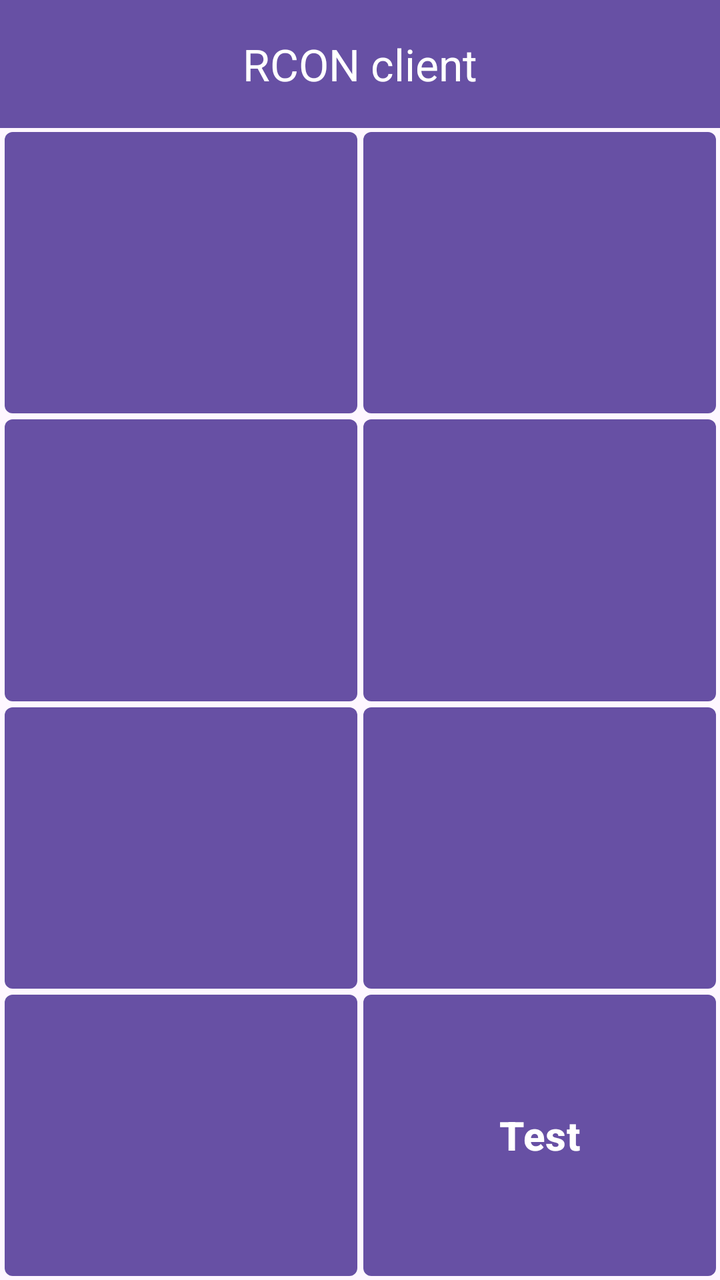
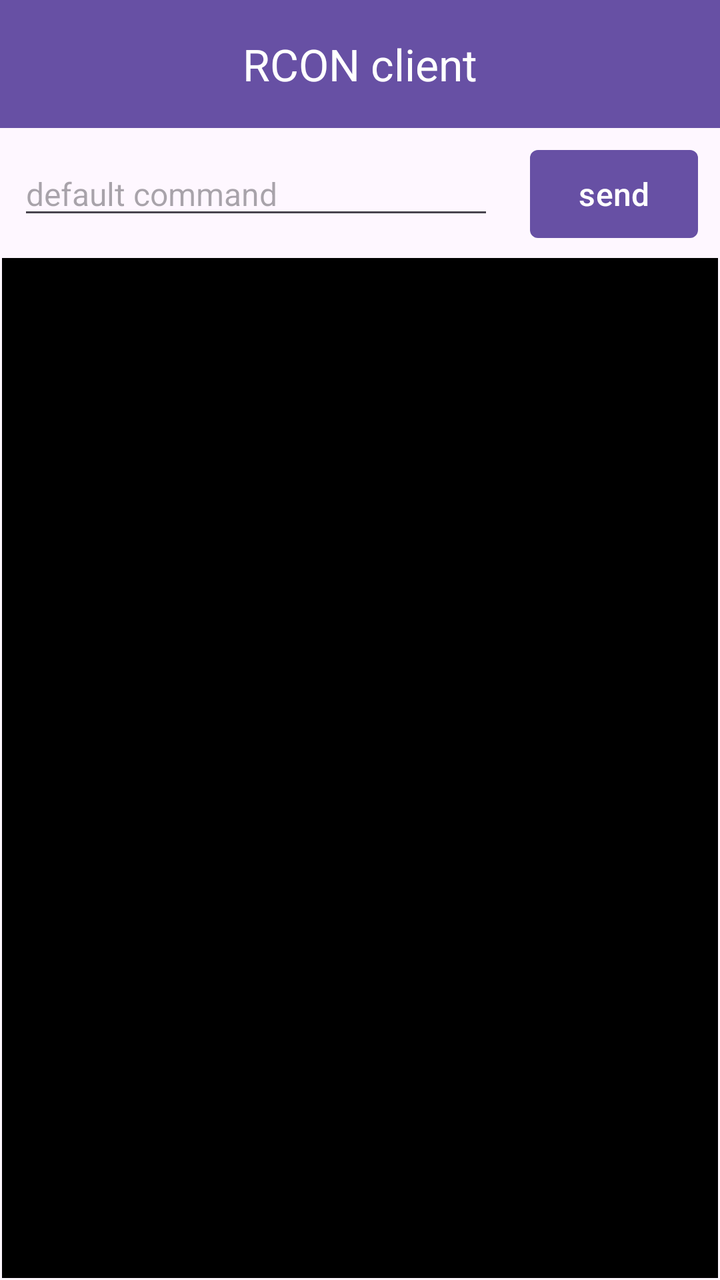

An Android layout rendered at two revisions. The XML below is the earlier revision; the diff shows what the commit changed to produce the second picture.
<!-- AndroidManifest.xml: application theme Theme.RCONGraphicalClient -->
<!-- res/layout/activity_main.xml -->
<?xml version="1.0" encoding="utf-8"?>
<androidx.constraintlayout.widget.ConstraintLayout xmlns:android="http://schemas.android.com/apk/res/android"
    xmlns:app="http://schemas.android.com/apk/res-auto"
    xmlns:tools="http://schemas.android.com/tools"
    android:id="@+id/activityMain"
    android:layout_width="match_parent"
    android:layout_height="match_parent"
    tools:context="MainActivity">

    <com.google.android.material.appbar.MaterialToolbar
        android:id="@+id/toolbar"
        android:layout_width="match_parent"
        android:layout_height="0dp"
        android:background="?attr/colorPrimary"
        android:minHeight="?attr/actionBarSize"
        android:theme="?attr/actionBarTheme"
        app:layout_constraintEnd_toEndOf="parent"
        app:layout_constraintHeight_percent="@fraction/toolbar_height_percent"
        app:layout_constraintStart_toStartOf="parent"
        app:layout_constraintTop_toTopOf="parent"
        app:subtitleCentered="true"
        app:subtitleTextColor="@color/white"
        app:title="@string/app_name" />

    <androidx.constraintlayout.widget.ConstraintLayout
        android:id="@+id/constraintLayoutMainContent"
        android:layout_width="0dp"
        android:layout_height="0dp"
        android:padding="1dp"
        app:layout_constraintBottom_toBottomOf="parent"
        app:layout_constraintEnd_toEndOf="parent"
        app:layout_constraintStart_toStartOf="parent"
        app:layout_constraintTop_toBottomOf="@+id/toolbar">

        <Button
            android:id="@+id/button1"
            android:layout_width="0dp"
            android:layout_height="0dp"
            android:insetLeft="1dp"
            android:insetTop="1dp"
            android:insetRight="1dp"
            android:insetBottom="1dp"
            android:textSize="@dimen/main_screen_button_font_size"
            android:textStyle="bold" />

        <Button
            android:id="@+id/button2"
            android:layout_width="0dp"
            android:layout_height="0dp"
            android:insetLeft="1dp"
            android:insetTop="1dp"
            android:insetRight="1dp"
            android:insetBottom="1dp"
            android:textSize="@dimen/main_screen_button_font_size"
            android:textStyle="bold" />

        <Button
            android:id="@+id/button3"
            android:layout_width="0dp"
            android:layout_height="0dp"
            android:insetLeft="1dp"
            android:insetTop="1dp"
            android:insetRight="1dp"
            android:insetBottom="1dp"
            android:textSize="@dimen/main_screen_button_font_size"
            android:textStyle="bold" />

        <Button
            android:id="@+id/button4"
            android:layout_width="0dp"
            android:layout_height="0dp"
            android:insetLeft="1dp"
            android:insetTop="1dp"
            android:insetRight="1dp"
            android:insetBottom="1dp"
            android:textSize="@dimen/main_screen_button_font_size"
            android:textStyle="bold" />

        <Button
            android:id="@+id/button5"
            android:layout_width="0dp"
            android:layout_height="0dp"
            android:insetLeft="1dp"
            android:insetTop="1dp"
            android:insetRight="1dp"
            android:insetBottom="1dp"
            android:textAlignment="center"
            android:textSize="@dimen/main_screen_button_font_size"
            android:textStyle="bold" />

        <Button
            android:id="@+id/button6"
            android:layout_width="0dp"
            android:layout_height="0dp"
            android:insetLeft="1dp"
            android:insetTop="1dp"
            android:insetRight="1dp"
            android:insetBottom="1dp"
            android:textSize="@dimen/main_screen_button_font_size"
            android:textStyle="bold" />

        <Button
            android:id="@+id/button7"
            android:layout_width="0dp"
            android:layout_height="0dp"
            android:insetLeft="1dp"
            android:insetTop="1dp"
            android:insetRight="1dp"
            android:insetBottom="1dp"
            android:textSize="@dimen/main_screen_button_font_size"
            android:textStyle="bold" />

        <Button
            android:id="@+id/button8"
            android:layout_width="0dp"
            android:layout_height="0dp"
            android:insetLeft="1dp"
            android:insetTop="1dp"
            android:insetRight="1dp"
            android:insetBottom="1dp"
            android:text="@string/test"
            android:textSize="@dimen/main_screen_button_font_size"
            android:textStyle="bold" />

        <androidx.constraintlayout.helper.widget.Flow
            android:id="@+id/flow"
            android:layout_width="wrap_content"
            android:layout_height="0dp"
            app:constraint_referenced_ids="button1,button2,button3,button4,button5,button6,button7,button8"
            app:flow_horizontalGap="1dp"
            app:flow_maxElementsWrap="2"
            app:flow_verticalGap="1dp"
            app:flow_wrapMode="chain"
            app:layout_constraintBottom_toBottomOf="parent"
            app:layout_constraintEnd_toEndOf="parent"
            app:layout_constraintStart_toStartOf="parent"
            app:layout_constraintTop_toTopOf="parent" />

    </androidx.constraintlayout.widget.ConstraintLayout>

</androidx.constraintlayout.widget.ConstraintLayout>
<!-- resources referenced by this layout -->
<resources>
  <color name="white">#FFFFFFFF</color>
  <dimen name="main_screen_button_font_size">20sp</dimen>
  <string name="app_name" translatable="false">RCON client</string>
  <string name="test" translatable="false">Test</string>
  <style name="Theme.RCONGraphicalClient" parent="Base.Theme.RCONGraphicalClient" />
  <style name="Base.Theme.RCONGraphicalClient" parent="Theme.Material3.DayNight.NoActionBar">
          
          
          <item name="materialButtonStyle">@style/NormalButton</item>
          <item name="alertDialogTheme">@style/NormalDialogStyle</item>
          <item name="toolbarStyle">@style/NormalToolbarStyle</item>
      </style>
  <style name="NormalButton" parent="BaseButtonStyle">
      </style>
  <style name="NormalDialogStyle" parent="BaseDialogStyle">
      </style>
  <style name="NormalToolbarStyle" parent="Widget.Material3.Toolbar">
          <item name="titleTextColor">@color/white</item>
          <item name="android:titleTextAppearance">@style/NormalToolbarTitleTextAppearance</item>
          <item name="titleCentered">true</item>
      </style>
  <style name="BaseButtonStyle" parent="Widget.Material3.Button">
          <item name="cornerRadius">4dp</item>
          <item name="android:padding">4dp</item>
          <item name="android:insetRight">2dp</item>
          <item name="android:insetLeft">2dp</item>
          <item name="android:insetTop">2dp</item>
          <item name="android:insetBottom">2dp</item>
          <item name="android:textColor">@color/white</item>
          <item name="android:textSize">16sp</item>
      </style>
  <style name="BaseDialogStyle" parent="Theme.Material3.DayNight.Dialog.Alert">
          <item name="android:textSize">20sp</item>
      </style>
  <style name="NormalToolbarTitleTextAppearance" parent="TextAppearance.Material3.TitleMedium">
          <item name="android:textColor">@color/white</item>
          <item name="android:textStyle">bold</item>
      </style>
</resources>

<!-- the commit's change to res/layout/activity_main.xml (unified diff, before → after) -->
@@ -10,7 +10,7 @@
     <com.google.android.material.appbar.MaterialToolbar
         android:id="@+id/toolbar"
         android:layout_width="match_parent"
-        android:layout_height="0dp"
+        android:layout_height="wrap_content"
         android:background="?attr/colorPrimary"
         android:minHeight="?attr/actionBarSize"
         android:theme="?attr/actionBarTheme"
@@ -22,120 +22,61 @@
         app:subtitleTextColor="@color/white"
         app:title="@string/app_name" />
 
-    <androidx.constraintlayout.widget.ConstraintLayout
+    <LinearLayout
         android:id="@+id/constraintLayoutMainContent"
         android:layout_width="0dp"
         android:layout_height="0dp"
+        android:orientation="vertical"
         android:padding="1dp"
         app:layout_constraintBottom_toBottomOf="parent"
         app:layout_constraintEnd_toEndOf="parent"
         app:layout_constraintStart_toStartOf="parent"
         app:layout_constraintTop_toBottomOf="@+id/toolbar">
 
-        <Button
-            android:id="@+id/button1"
-            android:layout_width="0dp"
+        <LinearLayout
+            android:layout_width="match_parent"
+            android:layout_height="wrap_content"
+            android:orientation="horizontal">
+
+            <EditText
+                android:id="@+id/etCommand"
+                android:layout_width="0dp"
+                android:layout_height="wrap_content"
+                android:layout_margin="8dp"
+                android:layout_weight="1"
+                android:hint="default command"
+                android:imeOptions="actionSend"
+                android:inputType="text"
+                android:textSize="16sp" />
+
+            <Button
+                android:id="@+id/btnSend"
+                android:layout_width="wrap_content"
+                android:layout_height="wrap_content"
+                android:layout_margin="8dp"
+                android:text="send" />
+        </LinearLayout>
+
+        <ScrollView
+            android:id="@+id/scrollLog"
+            android:layout_width="match_parent"
             android:layout_height="0dp"
-            android:insetLeft="1dp"
-            android:insetTop="1dp"
-            android:insetRight="1dp"
-            android:insetBottom="1dp"
-            android:textSize="@dimen/main_screen_button_font_size"
-            android:textStyle="bold" />
+            android:layout_weight="1"
+            android:background="@color/black">
 
-        <Button
-            android:id="@+id/button2"
-            android:layout_width="0dp"
-            android:layout_height="0dp"
-            android:insetLeft="1dp"
-            android:insetTop="1dp"
-            android:insetRight="1dp"
-            android:insetBottom="1dp"
-            android:textSize="@dimen/main_screen_button_font_size"
-            android:textStyle="bold" />
+            <TextView
+                android:id="@+id/tvLog"
+                android:layout_width="match_parent"
+                android:layout_height="wrap_content"
+                android:fontFamily="monospace"
+                android:padding="8dp"
+                android:text=""
+                android:textColor="#00FF00"
+                android:textSize="12sp" />
 
-        <Button
-            android:id="@+id/button3"
-            android:layout_width="0dp"
-            android:layout_height="0dp"
-            android:insetLeft="1dp"
-            android:insetTop="1dp"
-            android:insetRight="1dp"
-            android:insetBottom="1dp"
-            android:textSize="@dimen/main_screen_button_font_size"
-            android:textStyle="bold" />
+        </ScrollView>
 
-        <Button
-            android:id="@+id/button4"
-            android:layout_width="0dp"
-            android:layout_height="0dp"
-            android:insetLeft="1dp"
-            android:insetTop="1dp"
-            android:insetRight="1dp"
-            android:insetBottom="1dp"
-            android:textSize="@dimen/main_screen_button_font_size"
-            android:textStyle="bold" />
+    </LinearLayout>
 
-        <Button
-            android:id="@+id/button5"
-            android:layout_width="0dp"
-            android:layout_height="0dp"
-            android:insetLeft="1dp"
-            android:insetTop="1dp"
-            android:insetRight="1dp"
-            android:insetBottom="1dp"
-            android:textAlignment="center"
-            android:textSize="@dimen/main_screen_button_font_size"
-            android:textStyle="bold" />
-
-        <Button
-            android:id="@+id/button6"
-            android:layout_width="0dp"
-            android:layout_height="0dp"
-            android:insetLeft="1dp"
-            android:insetTop="1dp"
-            android:insetRight="1dp"
-            android:insetBottom="1dp"
-            android:textSize="@dimen/main_screen_button_font_size"
-            android:textStyle="bold" />
-
-        <Button
-            android:id="@+id/button7"
-            android:layout_width="0dp"
-            android:layout_height="0dp"
-            android:insetLeft="1dp"
-            android:insetTop="1dp"
-            android:insetRight="1dp"
-            android:insetBottom="1dp"
-            android:textSize="@dimen/main_screen_button_font_size"
-            android:textStyle="bold" />
-
-        <Button
-            android:id="@+id/button8"
-            android:layout_width="0dp"
-            android:layout_height="0dp"
-            android:insetLeft="1dp"
-            android:insetTop="1dp"
-            android:insetRight="1dp"
-            android:insetBottom="1dp"
-            android:text="@string/test"
-            android:textSize="@dimen/main_screen_button_font_size"
-            android:textStyle="bold" />
-
-        <androidx.constraintlayout.helper.widget.Flow
-            android:id="@+id/flow"
-            android:layout_width="wrap_content"
-            android:layout_height="0dp"
-            app:constraint_referenced_ids="button1,button2,button3,button4,button5,button6,button7,button8"
-            app:flow_horizontalGap="1dp"
-            app:flow_maxElementsWrap="2"
-            app:flow_verticalGap="1dp"
-            app:flow_wrapMode="chain"
-            app:layout_constraintBottom_toBottomOf="parent"
-            app:layout_constraintEnd_toEndOf="parent"
-            app:layout_constraintStart_toStartOf="parent"
-            app:layout_constraintTop_toTopOf="parent" />
-
-    </androidx.constraintlayout.widget.ConstraintLayout>
 
 </androidx.constraintlayout.widget.ConstraintLayout>
<!-- resource entries referenced after the edit -->
@@ -1,9 +1,8 @@
 <!-- resources referenced by this layout -->
 <resources>
+  <color name="black">#000000</color>
   <color name="white">#FFFFFFFF</color>
-  <dimen name="main_screen_button_font_size">20sp</dimen>
   <string name="app_name" translatable="false">RCON client</string>
-  <string name="test" translatable="false">Test</string>
   <style name="Theme.RCONGraphicalClient" parent="Base.Theme.RCONGraphicalClient" />
   <style name="Base.Theme.RCONGraphicalClient" parent="Theme.Material3.DayNight.NoActionBar">
           
